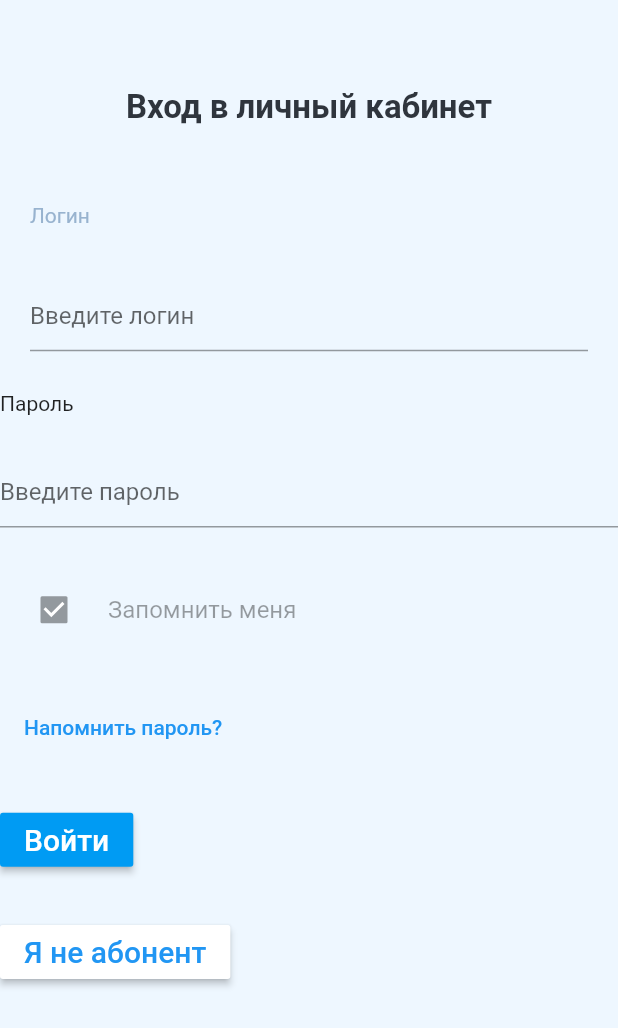
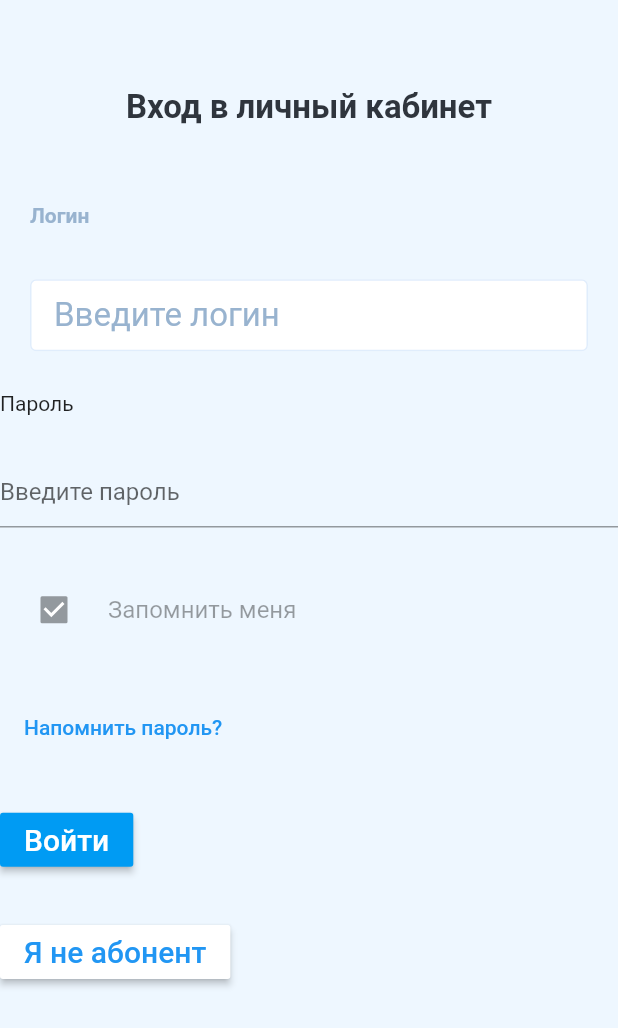
Before and after one commit to andyarus/flutter-my_app, a Flutter app: the screen it shows after launch, on a phone screen of 412 x 824 dp, the part 208-1236 px from its top. Run offline on Flutter 3.47's test engine with Material 2 defaults, Android fonts, the phone set to English and light mode, and no system bars; Roboto replaces fonts that are missing (ProximaNova, ProximaNova-Semibold).

Commit message:
Added FontWeight extension; TextField color

```diff
--- a/lib/main.dart
+++ b/lib/main.dart
@@ -1,6 +1,8 @@
 import 'package:flutter/material.dart';
 import 'package:my_app/theme/text_color.dart';
 import 'package:my_app/theme/app_color.dart';
+import 'package:my_app/theme/textfield_color.dart';
+import 'package:my_app/theme/font_weight_e.dart';
 
 void main() => runApp(MyApp());
 
@@ -104,7 +106,7 @@ class _MyHomePageState extends State<MyHomePage> {
                 'Вход в личный кабинет',
                 style: TextStyle(
                   fontFamily: 'ProximaNova',
-                  fontWeight: FontWeight.bold,
+                  fontWeight: FontWeightE.bold,
                   fontSize: 22.0,
                   color: TextColor.black),
               ),
@@ -115,17 +117,47 @@ class _MyHomePageState extends State<MyHomePage> {
               child: new Text(
                 'Логин',
                 style: TextStyle(
-                  fontFamily: 'ProximaNova-Semibold',
+                  fontFamily: 'ProximaNova',
+                  fontWeight: FontWeightE.semiBold,
                   fontSize: 14.0,
                   color: TextColor.gray),
               ),
             ),
 
+
+
+          // new TextField(
+          //   textAlign: TextAlign.left,
+          //   decoration: new InputDecoration(hintText: "Enter Something", contentPadding: const EdgeInsets.all(20.0)
+          // )
+
             new Container(
               margin: const EdgeInsets.only(left: 20, top: 8, right: 20),
               child: new TextField(
                 decoration: InputDecoration(
-                  hintText: 'Введите логин'
+                  contentPadding: const EdgeInsets.only(left: 16),
+                  hintText: 'Введите логин',
+                  hintStyle: TextStyle(
+                    fontFamily: 'ProximaNova',
+                    fontWeight: FontWeightE.normal,
+                    fontSize: 22.0,
+                    color: TextColor.gray),
+
+                  enabledBorder: OutlineInputBorder(
+                    borderSide: BorderSide(
+                      width: 1.0,
+                      color: TextFieldColor.border,
+                    ),
+                    borderRadius: const BorderRadius.all(
+                      const Radius.circular(4.0),
+                    ),
+                  ),
+
+                  //focusedBorder: ,
+                  //border: ,
+
+                  filled: true,
+                  fillColor: Colors.white,
                 ),
               )
             ),
--- /dev/null
+++ b/lib/theme/font_weight_e.dart
@@ -0,0 +1,13 @@
+import 'package:flutter/material.dart';
+
+class FontWeightE {
+  static final FontWeight thin       = FontWeight.w100;
+  static final FontWeight extraLight = FontWeight.w200;
+  static final FontWeight light      = FontWeight.w300;
+  static final FontWeight normal     = FontWeight.w400;
+  static final FontWeight medium     = FontWeight.w500;
+  static final FontWeight semiBold   = FontWeight.w600;
+  static final FontWeight bold       = FontWeight.w700;
+  static final FontWeight extraBold  = FontWeight.w800;
+  static final FontWeight black      = FontWeight.w900;
+}
--- /dev/null
+++ b/lib/theme/textfield_color.dart
@@ -0,0 +1,5 @@
+import 'package:flutter/material.dart';
+
+class TextFieldColor {
+  static final Color border = Color(0xFFE0EDFC);
+}
```
Also changed, not shown: pubspec.yaml (+9 -9 lines).
